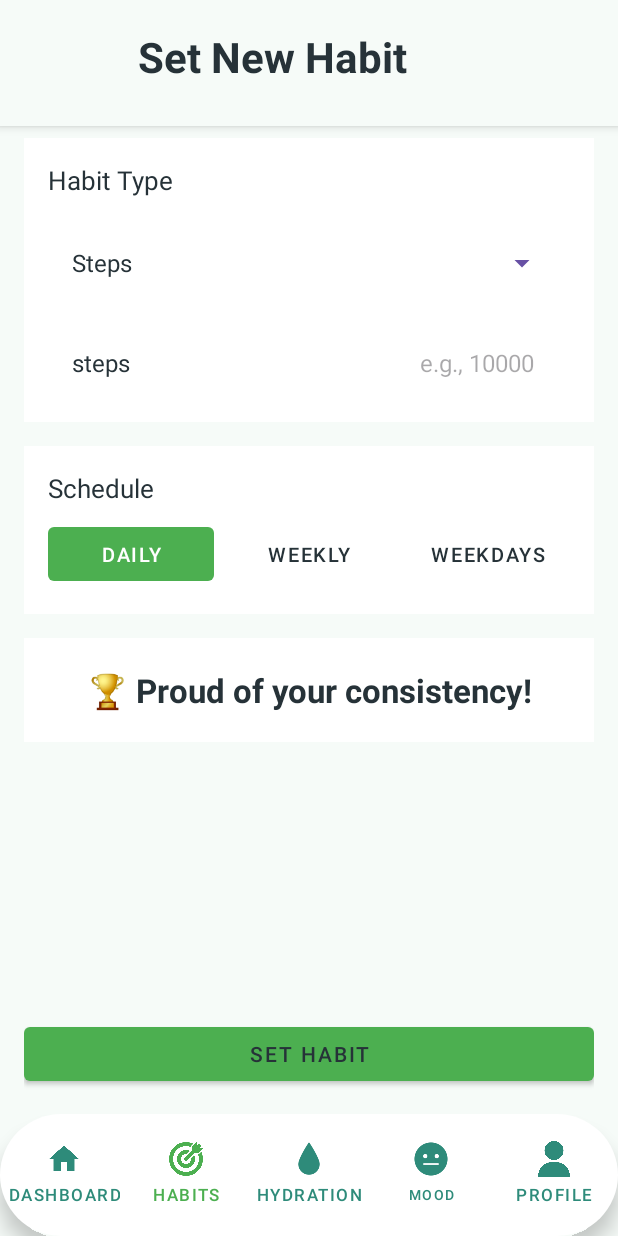
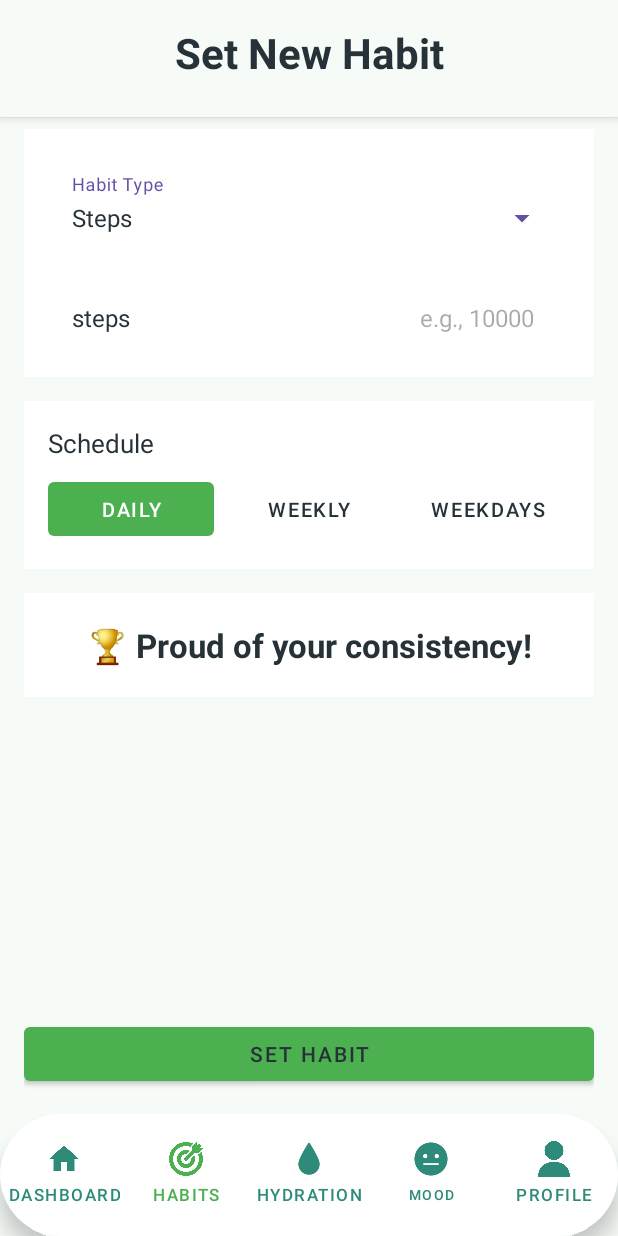
Before and after one commit to OsandaMadugalle/Wellness_Pro, an Android app: the SetHabitScreen screen opened directly, with no data from a screen before it, on a phone screen of 412 x 824 dp. Run offline under Robolectric (Android 15) with nearby library versions, the phone set to English and light mode, and no system bars.

Commit message:
some fixed

```diff
--- a/app/src/main/res/layout/activity_set_habitscreen.xml
+++ b/app/src/main/res/layout/activity_set_habitscreen.xml
@@ -8,14 +8,12 @@
     android:background="@color/backgroundColor"
     tools:context=".SetHabitScreen">
 
-    <LinearLayout
+    <androidx.constraintlayout.widget.ConstraintLayout
         android:id="@+id/headerLayout"
         android:layout_width="0dp"
         android:layout_height="wrap_content"
         android:background="@color/backgroundColor"
         android:elevation="4dp"
-        android:gravity="center"
-        android:orientation="vertical"
         android:paddingLeft="16dp"
         android:paddingTop="16dp"
         android:paddingRight="16dp"
@@ -23,19 +21,6 @@
         app:layout_constraintEnd_toEndOf="parent"
         app:layout_constraintStart_toStartOf="parent"
         app:layout_constraintTop_toTopOf="parent">
-
-        <LinearLayout
-            android:layout_width="match_parent"
-            android:layout_height="wrap_content"
-            android:orientation="horizontal"
-            android:gravity="center_vertical">
-
-            <!-- back button removed per user request -->
-
-            <Space
-                android:layout_width="0dp"
-                android:layout_height="wrap_content"
-                android:layout_weight="1" />
 
         <TextView
             android:id="@+id/textViewScreenTitle"
@@ -45,25 +30,17 @@
             android:textColor="@color/textColorPrimary"
             android:textSize="28sp"
             android:textStyle="bold"
+            android:gravity="center"
             app:autoSizeMaxTextSize="28sp"
             app:autoSizeMinTextSize="18sp"
             app:autoSizeStepGranularity="2sp"
-                app:autoSizeTextType="uniform" />
+            app:autoSizeTextType="uniform"
+            app:layout_constraintStart_toStartOf="parent"
+            app:layout_constraintEnd_toEndOf="parent"
+            app:layout_constraintTop_toTopOf="parent"
+            app:layout_constraintBottom_toBottomOf="parent" />
 
-            <Space
-                android:layout_width="0dp"
-                android:layout_height="wrap_content"
-                android:layout_weight="1" />
-
-            <View
-                android:layout_width="44dp"
-                android:layout_height="44dp"
-                android:layout_marginEnd="4dp"
-                android:visibility="invisible"/>
-
-        </LinearLayout>
-
-    </LinearLayout>
+    </androidx.constraintlayout.widget.ConstraintLayout>
 
     <androidx.core.widget.NestedScrollView
         android:id="@+id/scrollView"
@@ -91,16 +68,6 @@
                 android:background="@color/cardBackgroundColor"
                 android:padding="16dp">
 
-                <TextView
-                    android:id="@+id/textViewHabitTypePrompt"
-                    android:layout_width="wrap_content"
-                    android:layout_height="wrap_content"
-                    android:text="@string/habit_type"
-                    android:textColor="@color/textColorPrimary"
-                    android:textSize="17sp"
-                    app:layout_constraintTop_toTopOf="parent"
-                    app:layout_constraintStart_toStartOf="parent" />
-
                 <!-- Replaced custom spinner with Material exposed dropdown -->
                 <com.google.android.material.textfield.TextInputLayout
                     android:id="@+id/itemContainerSpinner"
@@ -114,7 +81,7 @@
                     android:paddingEnd="8dp"
                     android:paddingBottom="6dp"
                     app:endIconMode="dropdown_menu"
-                    app:layout_constraintTop_toBottomOf="@+id/textViewHabitTypePrompt"
+                    app:layout_constraintTop_toTopOf="parent"
                     app:layout_constraintStart_toStartOf="parent"
                     app:layout_constraintEnd_toEndOf="parent">
 
@@ -125,7 +92,7 @@
                         android:focusable="true"
                         android:clickable="true"
                         android:inputType="none"
-                        android:text="@string/hydration_txt_em"
+                        android:hint="@string/habit_type"
                         android:textColor="@color/textColorPrimary"
                         android:textSize="16sp"
                         android:padding="8dp"
@@ -153,7 +120,7 @@
                         android:id="@+id/textViewValueUnit"
                         android:layout_width="wrap_content"
                         android:layout_height="wrap_content"
-                        android:text="@string/glasses_day"
+                        android:text="@string/unit_e_g_glasses_km_minutes"
                         android:textColor="@color/textColorPrimary"
                         android:textSize="16sp"
                         app:layout_constraintStart_toStartOf="parent"
```
Lines whose indentation alone changed are shown as unchanged.
